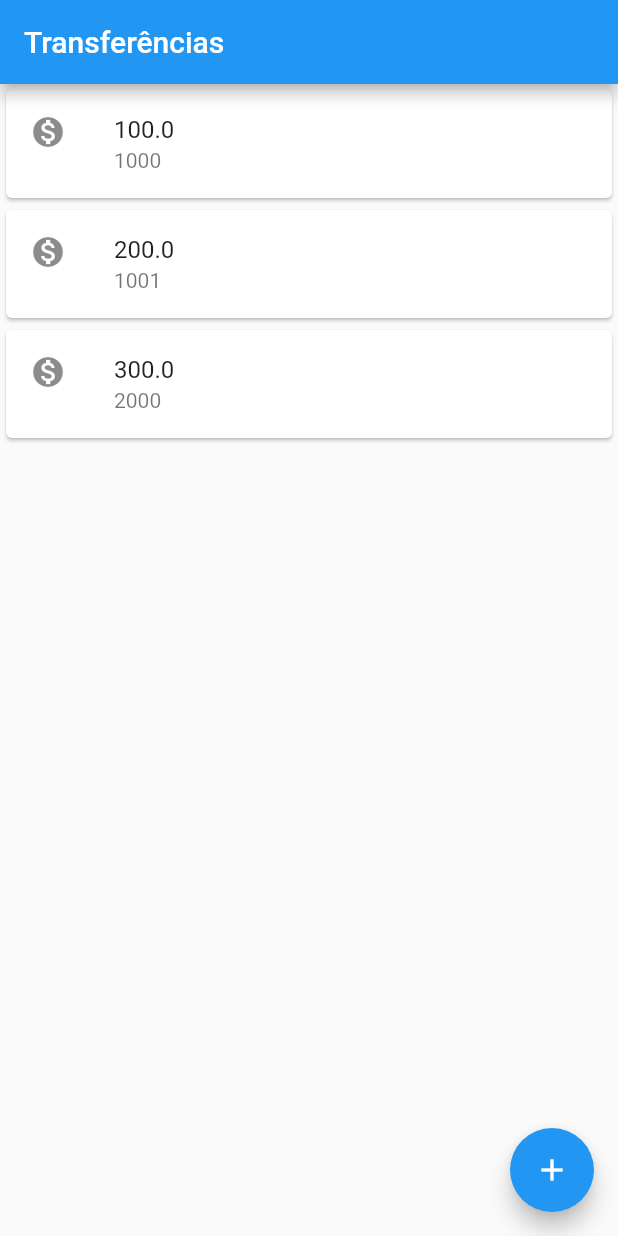
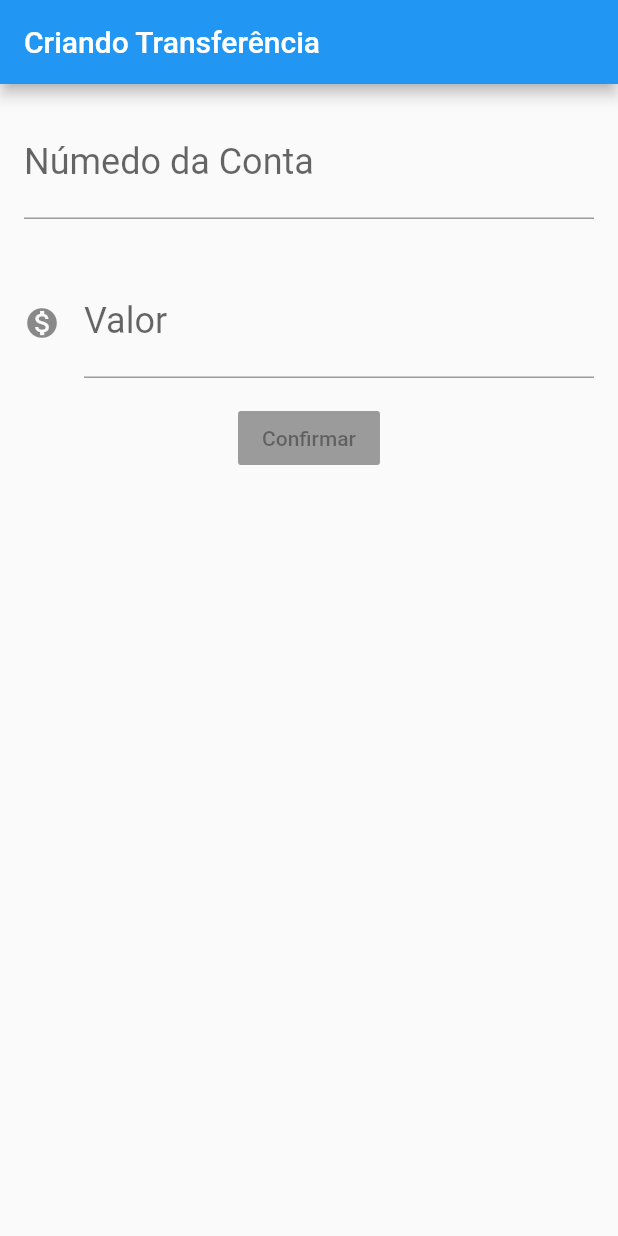
Before and after one commit to Gileade/Flutter-ByteBank, a Flutter app: the screen it shows after launch, on a phone screen of 412 x 824 dp. Run offline on Flutter 3.47's test engine with Material 2 defaults, Android fonts, the phone set to English and light mode, and no system bars.

Commit message:
Add Layout Tela de Transferência

```diff
--- a/lib/main.dart
+++ b/lib/main.dart
@@ -1,34 +1,81 @@
+import 'package:flutter/cupertino.dart';
 import 'package:flutter/material.dart';
 
-void main() => runApp(
-      MaterialApp(
+void main() => runApp(BytebankApp());
+
+class BytebankApp extends StatelessWidget {
+  @override
+  Widget build(BuildContext context) {
+    return MaterialApp(
       home: Scaffold(
-          body: ListaTransferencias(),
+        body: FormularioTransferencia(),
+      ),
+    );
+  }
+}
+
+class FormularioTransferencia extends StatelessWidget {
+  @override
+  Widget build(BuildContext context) {
+    return Scaffold(
+      appBar: AppBar(
+        title: Text('Criando Transferência'),
+      ),
+      body: Column(
+        children: <Widget>[
+          Padding(
+            padding: const EdgeInsets.all(16.0),
+            child: TextField(
+              style: TextStyle(fontSize: 24.0),
+              decoration: InputDecoration(
+                labelText: 'Númedo da Conta',
+                hintText: '0000',
+              ),
+              keyboardType: TextInputType.number,
+            ),
+          ),
+          Padding(
+            padding: const EdgeInsets.all(16.0),
+            child: TextField(
+              style: TextStyle(fontSize: 24.0),
+              decoration: InputDecoration(
+                  icon: Icon(Icons.monetization_on),
+                  labelText: 'Valor',
+                  hintText: '0.00'),
+              keyboardType: TextInputType.number,
+            ),
+          ),
+          RaisedButton(
+            child: Text('Confirmar'),
+          )
+        ],
+      ),
+    );
+  }
+}
+
+class ListaTransferencias extends StatelessWidget {
+  @override
+  Widget build(BuildContext context) {
+    return Scaffold(
       appBar: AppBar(
         title: Text('Transferências'),
       ),
-          floatingActionButton: FloatingActionButton(
-            child: Icon(Icons.add),
-          ),
-        ),
-      ),
-    );
-
-class ListaTransferencias extends StatelessWidget{
-  @override
-  Widget build(BuildContext context) {
-    return Column(
+      body: Column(
         children: <Widget>[
           ItemTransferencia(Transferencia(100.0, 1000)),
           ItemTransferencia(Transferencia(200.0, 1001)),
           ItemTransferencia(Transferencia(300.0, 2000)),
         ],
+      ),
+      floatingActionButton: FloatingActionButton(
+        child: Icon(Icons.add),
+      ),
     );
   }
 }
 
-class ItemTransferencia extends StatelessWidget{
-
+class ItemTransferencia extends StatelessWidget {
   final Transferencia _transferencia;
 
   ItemTransferencia(this._transferencia);
@@ -40,15 +87,13 @@ class ItemTransferencia extends StatelessWidget{
       leading: Icon(Icons.monetization_on),
       title: Text(_transferencia.valor.toString()),
       subtitle: Text(_transferencia.numeroConta.toString()),
-        )
-    );
+    ));
   }
 }
 
-class Transferencia{
+class Transferencia {
   final double valor;
   final int numeroConta;
 
   Transferencia(this.valor, this.numeroConta);
-
 }
```
Also changed, not shown: 1 other file. Lines whose indentation alone changed are shown as unchanged.
